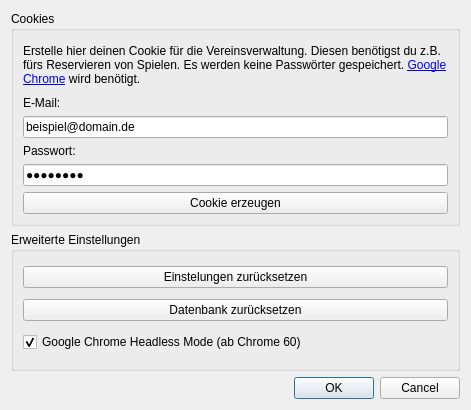
Before: the Qt Designer form bin/settings.ui in fupa/FuME, drawn with Qt 5.
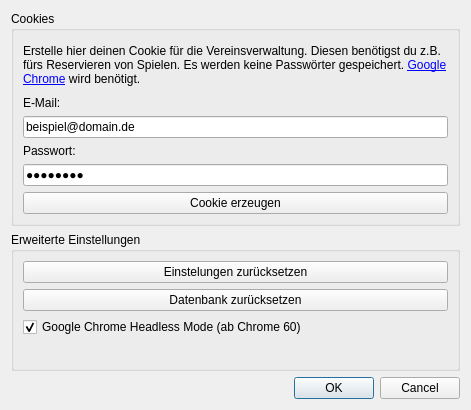
After: the same form once the commit is applied.

```diff
--- a/bin/settings.ui
+++ b/bin/settings.ui
@@ -122,6 +122,13 @@
         </property>
        </widget>
       </item>
+      <item>
+       <widget class="QLabel" name="label_4">
+        <property name="text">
+         <string/>
+        </property>
+       </widget>
+      </item>
      </layout>
     </widget>
    </item>
```
